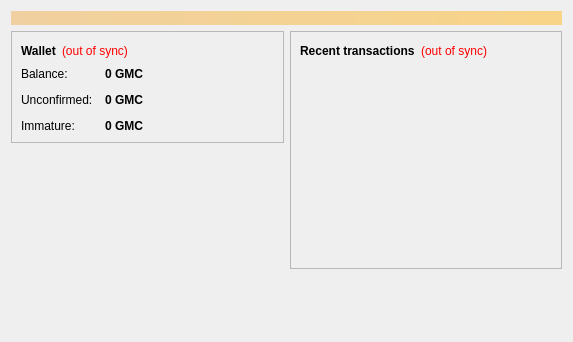
Before: the Qt Designer form src/qt/forms/overviewpage.ui in GhostLion/GameCoin, drawn with Qt 5.
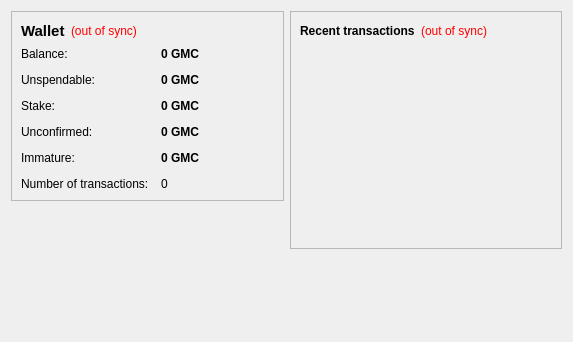
After: the same form once the commit is applied.

Diff of the .ui file:
```diff
--- a/src/qt/forms/overviewpage.ui
+++ b/src/qt/forms/overviewpage.ui
@@ -13,24 +13,6 @@
   <property name="windowTitle">
    <string>Form</string>
   </property>
-  <layout class="QVBoxLayout" name="topLayout">
-   <item>
-    <widget class="QLabel" name="labelAlerts">
-     <property name="visible">
-      <bool>false</bool>
-     </property>
-     <property name="styleSheet">
-      <string notr="true">background-color: qlineargradient(x1: 0, y1: 0, x2: 1, y2: 0, stop:0 #F0D0A0, stop:1 #F8D488); color:#000000;</string>
-     </property>
-     <property name="wordWrap">
-      <bool>true</bool>
-     </property>
-     <property name="margin">
-      <number>3</number>
-     </property>
-    </widget>
-   </item>
-   <item>
     <layout class="QHBoxLayout" name="horizontalLayout" stretch="1,1">
      <item>
       <layout class="QVBoxLayout" name="verticalLayout_2">
@@ -49,6 +31,7 @@
              <widget class="QLabel" name="label_5">
               <property name="font">
                <font>
+              <pointsize>11</pointsize>
                 <weight>75</weight>
                 <bold>true</bold>
                </font>
@@ -61,7 +44,7 @@
             <item>
              <widget class="QLabel" name="labelWalletStatus">
               <property name="toolTip">
-               <string>The displayed information may be out of date. Your wallet automatically synchronizes with the Gamecoin network after a connection is established, but this process has not completed yet.</string>
+             <string>The displayed information may be out of date. Your wallet automatically synchronizes with the GameCoin network after a connection is established, but this process has not completed yet.</string>
               </property>
               <property name="styleSheet">
                <string notr="true">QLabel { color: red; }</string>
@@ -102,13 +85,16 @@
             </property>
             <item row="0" column="0">
              <widget class="QLabel" name="label">
+            <property name="toolTip">
+             <string>Your current balance</string>
+            </property>
               <property name="text">
                <string>Balance:</string>
               </property>
              </widget>
             </item>
             <item row="0" column="1">
-             <widget class="QLabel" name="labelBalance">
+           <widget class="QLabel" name="labelBalanceTotal">
               <property name="font">
                <font>
                 <weight>75</weight>
@@ -130,13 +116,80 @@
              </widget>
             </item>
             <item row="1" column="0">
+           <widget class="QLabel" name="labelBalanceWatchOnlyText">
+            <property name="toolTip">
+             <string>Your unspendable balance</string>
+            </property>
+            <property name="text">
+             <string>Unspendable:</string>
+            </property>
+           </widget>
+          </item>
+          <item row="1" column="1">
+           <widget class="QLabel" name="labelBalanceWatchOnly">
+            <property name="font">
+             <font>
+              <weight>75</weight>
+              <bold>true</bold>
+             </font>
+            </property>
+            <property name="cursor">
+             <cursorShape>IBeamCursor</cursorShape>
+            </property>
+            <property name="toolTip">
+             <string>Your unspendable balance</string>
+            </property>
+            <property name="text">
+             <string notr="true">0 GMC</string>
+            </property>
+            <property name="textInteractionFlags">
+             <set>Qt::LinksAccessibleByMouse|Qt::TextSelectableByKeyboard|Qt::TextSelectableByMouse</set>
+            </property>
+           </widget>
+          </item>
+          <item row="2" column="0">
+           <widget class="QLabel" name="label_6">
+            <property name="toolTip">
+             <string>Total of coins that was staked, and do not yet count toward the current balance</string>
+            </property>
+            <property name="text">
+             <string>Stake:</string>
+            </property>
+           </widget>
+          </item>
+          <item row="2" column="1">
+           <widget class="QLabel" name="labelStake">
+            <property name="font">
+             <font>
+              <weight>75</weight>
+              <bold>true</bold>
+             </font>
+            </property>
+            <property name="cursor">
+             <cursorShape>IBeamCursor</cursorShape>
+            </property>
+            <property name="toolTip">
+             <string>Total of coins that was staked, and do not yet count toward the current balance</string>
+            </property>
+            <property name="text">
+             <string notr="true">0 GMC</string>
+            </property>
+            <property name="textInteractionFlags">
+             <set>Qt::LinksAccessibleByMouse|Qt::TextSelectableByKeyboard|Qt::TextSelectableByMouse</set>
+            </property>
+           </widget>
+          </item>
+          <item row="3" column="0">
              <widget class="QLabel" name="label_3">
+            <property name="toolTip">
+             <string>Total of transactions that have yet to be confirmed, and do not yet count toward the current balance</string>
+            </property>
               <property name="text">
                <string>Unconfirmed:</string>
               </property>
              </widget>
             </item>
-            <item row="1" column="1">
+          <item row="3" column="1">
              <widget class="QLabel" name="labelUnconfirmed">
               <property name="font">
                <font>
@@ -158,14 +211,17 @@
               </property>
              </widget>
             </item>
-            <item row="2" column="0">
+          <item row="4" column="0">
              <widget class="QLabel" name="labelImmatureText">
+            <property name="toolTip">
+             <string>Mined balance that has not yet matured</string>
+            </property>
               <property name="text">
                <string>Immature:</string>
               </property>
              </widget>
             </item>
-            <item row="2" column="1">
+          <item row="4" column="1">
              <widget class="QLabel" name="labelImmature">
               <property name="font">
                <font>
@@ -184,6 +240,26 @@
               </property>
              </widget>
             </item>
+          <item row="5" column="0">
+           <widget class="QLabel" name="label_2">
+            <property name="toolTip">
+             <string>Total number of transactions in wallet</string>
+            </property>
+            <property name="text">
+             <string>Number of transactions:</string>
+            </property>
+           </widget>
+          </item>
+          <item row="5" column="1">
+           <widget class="QLabel" name="labelNumTransactions">
+            <property name="toolTip">
+             <string>Total number of transactions in wallet</string>
+            </property>
+            <property name="text">
+             <string notr="true">0</string>
+            </property>
+           </widget>
+          </item>
            </layout>
           </item>
          </layout>
@@ -227,7 +303,7 @@
             <item>
              <widget class="QLabel" name="labelTransactionsStatus">
               <property name="toolTip">
-               <string>The displayed information may be out of date. Your wallet automatically synchronizes with the Gamecoin network after a connection is established, but this process has not completed yet.</string>
+             <string>The displayed information may be out of date. Your wallet automatically synchronizes with the GameCoin network after a connection is established, but this process has not completed yet.</string>
               </property>
               <property name="styleSheet">
                <string notr="true">QLabel { color: red; }</string>
@@ -289,8 +365,6 @@
           </size>
          </property>
         </spacer>
-       </item>
-      </layout>
      </item>
     </layout>
    </item>
```
Lines whose indentation alone changed are shown as unchanged.
